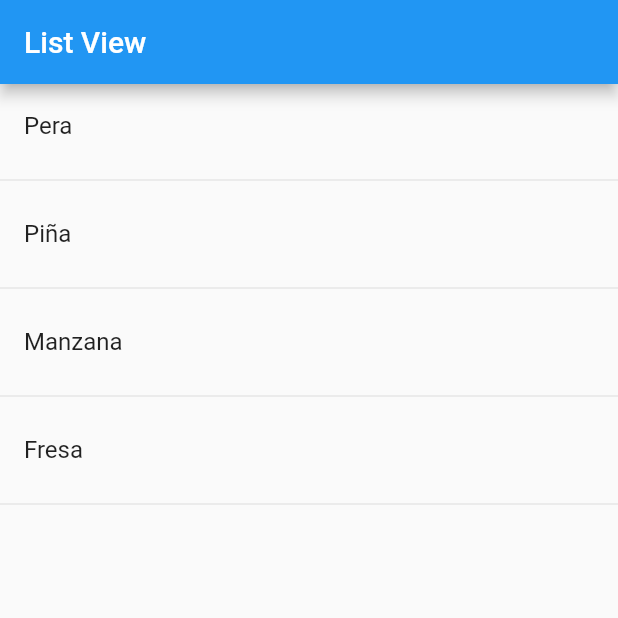
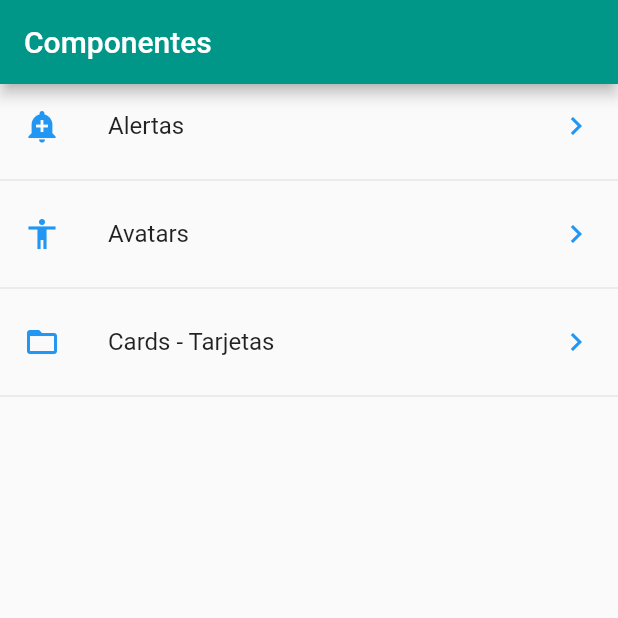
Before and after one commit to juancr5/Demo-Flutter, a Flutter app: the screen it shows after launch, on a phone screen of 412 x 824 dp, the top half of it. Run offline on Flutter 3.47's test engine with Material 2 defaults, Android fonts, the phone set to English and light mode, and no system bars.

Commit message:
Update Json File & Routes

```diff
--- /dev/null
+++ b/data/menu_opts.json
@@ -0,0 +1,20 @@
+{
+    "nombreApp" : "Componentes",
+    "rutas" : [
+        {
+            "ruta" : "alert",
+            "icon" : "add_alert",
+            "texto": "Alertas"
+        },
+        {
+            "ruta" : "avatar",
+            "icon" : "accessibility",
+            "texto": "Avatars"
+        },
+        {
+            "ruta" : "card",
+            "icon" : "folder_open",
+            "texto": "Cards - Tarjetas"
+        }
+    ]
+}
--- a/lib/main.dart
+++ b/lib/main.dart
@@ -1,4 +1,5 @@
-import 'pages/home_temp.dart';
+import 'package:json_file/pages/default_page.dart';
+import 'package:json_file/routes/routes.dart';
 import 'package:flutter/material.dart';
 
 void main() => runApp(MyApp());
@@ -7,14 +8,28 @@ class MyApp extends StatelessWidget {
   @override
   Widget build(BuildContext context) {
     return MaterialApp(
-      title: 'List View',
-      debugShowCheckedModeBanner: false, //Quitar el logo de debug en la esquina superior
+        title: 'Componentes APP',
+        debugShowCheckedModeBanner: false, //Quitar el logo de debug en la esquina superior
 
-      theme: ThemeData(
-        primarySwatch: Colors.blue,
-      ),
+        //Tema de la Aplicacion
+        theme: ThemeData(
+          primarySwatch: Colors.teal,
+        ),
 
-      home: HomePageTemp()
+        //home: HomePage()
+
+        initialRoute: '/',
+        //Importar las rutas de la aplicacion desde routes/routes.dart
+        routes: getApplicationRoutes(),
+
+        //Cualquier pagina que no este dentro del archivo rutas cargara
+        onGenerateRoute: (RouteSettings settings) {
+          print('Ruta Llamada: ${settings.name}');
+          return MaterialPageRoute(
+              builder: ( BuildContext context ) => DefaultPage()
+          );
+        },
+
     );
   }
 }
--- /dev/null
+++ b/lib/pages/home_page.dart
@@ -0,0 +1,72 @@
+import 'package:flutter/material.dart';
+import 'package:json_file/providers/menu_provider.dart';
+import 'package:json_file/utils/icono_string_util.dart';
+
+class HomePage extends StatelessWidget {
+
+  @override
+  Widget build(BuildContext context) {
+    return Scaffold(
+      appBar: AppBar(
+        title: Text('Componentes'),
+      ),
+      body: _lista(),
+    );
+  }
+
+  Widget _lista() {
+
+    return FutureBuilder(
+      future: menuProvider.cargarData(),
+      initialData: [], // Informacion que va a tener por defecto mientras no sea resuelto el future
+
+      // Funcion que recibe por argumento el BuilContext
+      builder: ( context, AsyncSnapshot<List<dynamic>> snapshot ) {
+        //print(snapshot.data);
+
+          return ListView(
+            children: _listaItem(snapshot.data, context),
+          );
+      },
+    );
+
+    //print(menuProvider.opciones);
+    /* Este codigo se puede reemplazar por un Future Builder
+    menuProvider.cargarData().then( (opciones) {
+      print('_lista');
+      print(opciones);
+    });
+    */
+  }
+
+  List<Widget> _listaItem( List<dynamic>? data, BuildContext context) {
+
+    final List<Widget> opciones = [];
+
+      data!.forEach((opt) {
+
+        final widgetTemp = ListTile(
+          title: Text(opt['texto']),
+          leading: getIcon(opt['icon']),
+          trailing: Icon(Icons.keyboard_arrow_right, color: Colors.blue),
+          onTap: () {
+
+            // Abrir multiples paginas segun la ruta
+            Navigator.pushNamed(context, opt['ruta']);
+
+            /* Abrir una pagina individual
+            final route = MaterialPageRoute(
+              builder: (context) => AlertPage()
+          );
+          Navigator.push(context, route);
+          */
+
+          },
+        );
+        opciones..add(widgetTemp)
+          ..add(Divider());
+      });
+
+      return opciones;
+    }
+}
--- a/lib/pages/home_temp.dart
+++ /dev/null
@@ -1,34 +0,0 @@
-import 'package:flutter/material.dart';
-
-class HomePageTemp extends StatelessWidget {
-
-  @override
-  Widget build(BuildContext context) {
-    return Scaffold(
-      appBar: AppBar(
-        title: Text('List View'),
-      ),
-
-      body: ListView(
-        children: <Widget>[
-          ListTile(
-            title: Text('Pera'),
-          ),
-          Divider(), //Separador
-          ListTile(
-            title: Text('Piña'),
-          ),
-          Divider(),
-          ListTile(
-            title: Text('Manzana'),
-          ),
-          Divider(),
-          ListTile(
-            title: Text('Fresa'),
-          ),
-          Divider(),
-        ],
-      ),
-    );
-  }
-}
--- /dev/null
+++ b/lib/providers/menu_provider.dart
@@ -0,0 +1,35 @@
+//rootBundle me permite abrir el Json
+import 'package:flutter/services.dart' show rootBundle;
+import 'dart:convert';
+
+/*
+La decodificación JSON manual se refiere al uso del decodificador JSON incorporado en dart:convert.
+Implica pasar la cadena JSON sin procesar a la jsonDecode() función y luego buscar los valores que
+necesita en el archivo Map<String, dynamic>.
+ */
+
+//Clase que hace el manejo al archivo Json
+final menuProvider = new _MenuProvider();
+
+class _MenuProvider {
+  List<dynamic> opciones = []; //Lista Vacia
+
+  _MenuProvider() { //Constructor
+    //cargarData();
+  }
+
+  /*
+  El cargarData debe esperar antes de que el await responda antes de finalizar el constructor
+   */
+  Future<List<dynamic>>cargarData() async  {
+
+  final resp = await rootBundle.loadString('data/menu_opts.json');
+      //.then((data) => print(data)); //Imprimir la informacion del Json atraves del future
+
+  Map dataMap = json.decode(resp); //Convierte el Json en un String
+  opciones = dataMap['rutas'];
+
+  return opciones;
+  }
+
+}
--- /dev/null
+++ b/lib/routes/routes.dart
@@ -0,0 +1,12 @@
+import 'package:flutter/material.dart';
+import 'package:json_file/pages/alert_page.dart';
+import 'package:json_file/pages/avatar_page.dart';
+import 'package:json_file/pages/home_page.dart';
+
+Map<String, WidgetBuilder> getApplicationRoutes() {
+  return <String, WidgetBuilder>{
+    '/'       : (BuildContext context) => HomePage(),
+    'alert'   : (BuildContext context) => AlertPage(),
+    'avatar'  : (BuildContext context) => AvatarPage(),
+  };
+}
--- /dev/null
+++ b/lib/utils/icono_string_util.dart
@@ -0,0 +1,16 @@
+import "package:flutter/material.dart";
+
+// Pagina de Iconos
+// https://fonts.google.com/icons?selected=Material+Icons
+final _icons = <String, IconData> {
+
+  'add_alert'         : Icons.add_alert,
+  'accessibility'     : Icons.accessibility,
+  'folder_open'       : Icons.folder_open,
+};
+
+Icon getIcon(String nombreIcono) {
+
+  return Icon(_icons[nombreIcono], color: Colors.blue);
+
+}
```
Also changed, not shown: lib/pages/alert_page.dart (added, +23 -0 lines), lib/pages/avatar_page.dart (added, +23 -0 lines), lib/pages/default_page.dart (added, +27 -0 lines), pubspec.yaml (+4 -3 lines), 10 other files.
